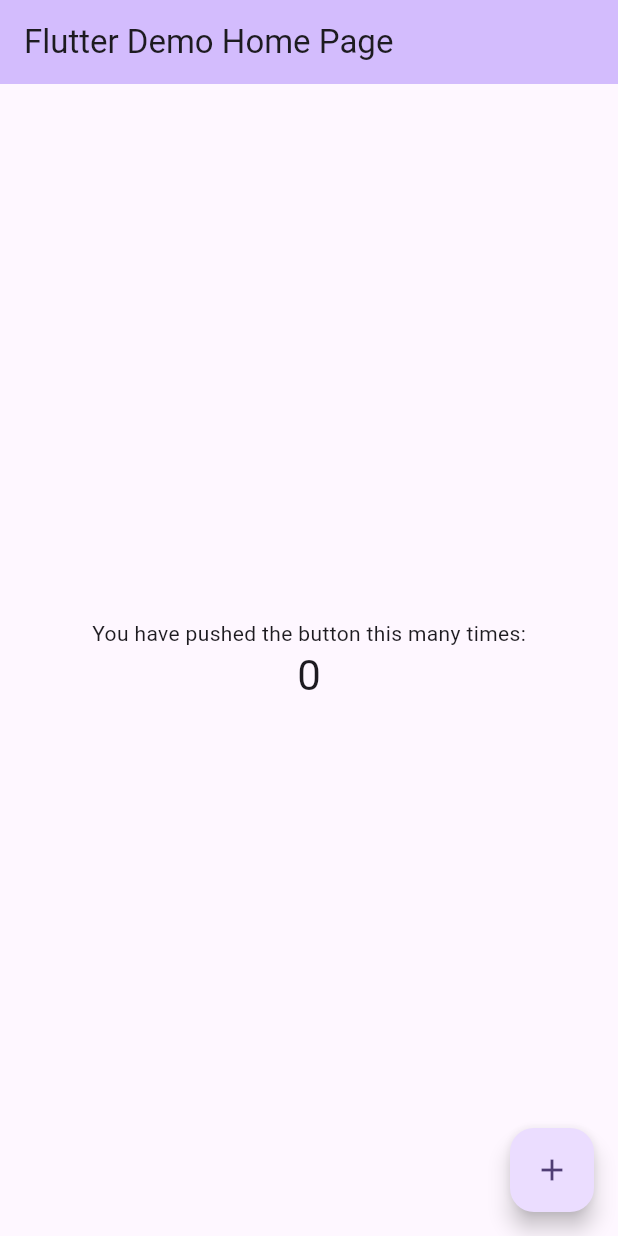
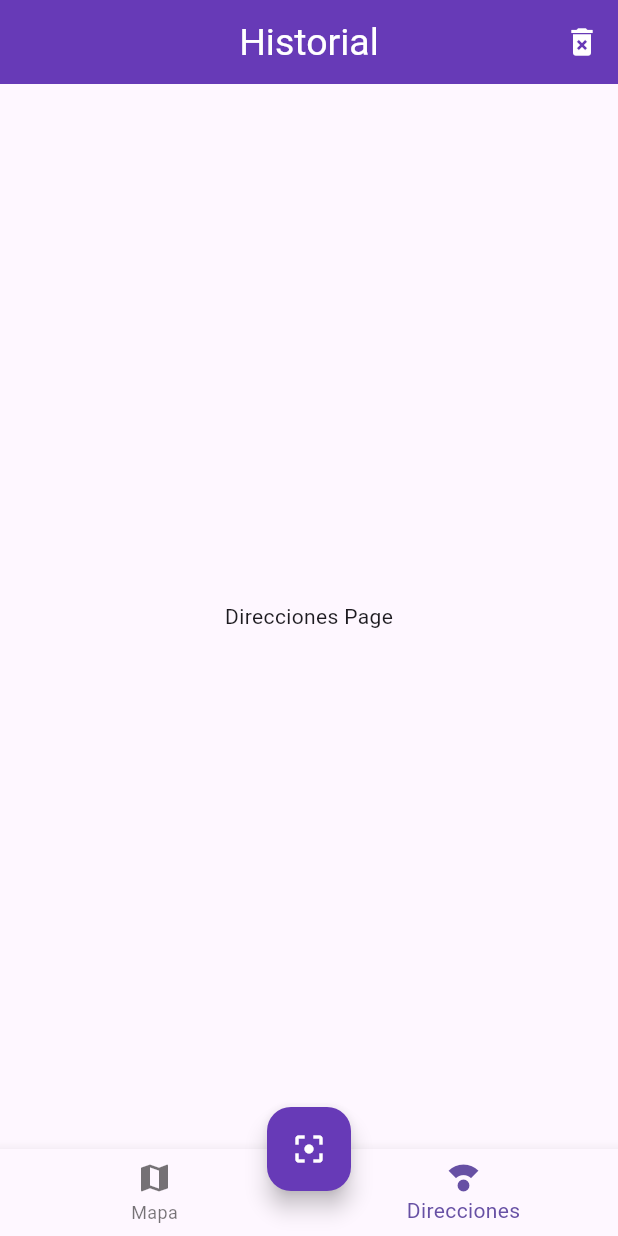
Before and after one commit to pCarboneroDev/practicasFlutter, a Flutter app: the screen it shows after launch, on a phone screen of 412 x 824 dp. Run offline on Flutter 3.47's test engine with Material 3 defaults, Android fonts, the phone set to English and light mode, and no system bars.

```diff
--- a/lib/main.dart
+++ b/lib/main.dart
@@ -1,122 +1,45 @@
 import 'package:flutter/material.dart';
+import 'package:practicas_flutter/pages/home_page.dart';
+import 'package:practicas_flutter/pages/map_page.dart';
+import 'package:practicas_flutter/providers/ui_provider.dart';
+import 'package:provider/provider.dart';
 
-void main() {
-  runApp(const MyApp());
-}
+void main() => runApp(const MyApp());
 
 class MyApp extends StatelessWidget {
   const MyApp({super.key});
 
-  // This widget is the root of your application.
   @override
   Widget build(BuildContext context) {
-    return MaterialApp(
-      title: 'Flutter Demo',
-      theme: ThemeData(
-        // This is the theme of your application.
-        //
-        // TRY THIS: Try running your application with "flutter run". You'll see
-        // the application has a purple toolbar. Then, without quitting the app,
-        // try changing the seedColor in the colorScheme below to Colors.green
-        // and then invoke "hot reload" (save your changes or press the "hot
-        // reload" button in a Flutter-supported IDE, or press "r" if you used
-        // the command line to start the app).
-        //
-        // Notice that the counter didn't reset back to zero; the application
-        // state is not lost during the reload. To reset the state, use hot
-        // restart instead.
-        //
-        // This works for code too, not just values: Most code changes can be
-        // tested with just a hot reload.
-        colorScheme: ColorScheme.fromSeed(seedColor: Colors.deepPurple),
+
+    return MultiProvider(
+      providers: [
+        ChangeNotifierProvider(
+          create: (context) => new UiProvider(),
+        )
+      ],
+
+      child: MaterialApp(
+        debugShowCheckedModeBanner: false,
+        title: 'Material App',
+        initialRoute: 'home',
+        routes: {
+          'home': (context) => HomePage(),
+          'maps': (context) => MapPage()
+        },
+        theme: ThemeData(
+          primaryColor: Colors.red,
+          floatingActionButtonTheme: FloatingActionButtonThemeData(
+            backgroundColor: Colors.deepPurple,
+            foregroundColor: Colors.white
+          ),
+          appBarTheme: AppBarTheme(
+            backgroundColor: Colors.deepPurple,
+            centerTitle: true,
+            titleTextStyle: TextStyle(color: Colors.white, fontSize: 25)
+          ),
+        )
       ),
-      home: const MyHomePage(title: 'Flutter Demo Home Page'),
     );
   }
 }
-
-class MyHomePage extends StatefulWidget {
-  const MyHomePage({super.key, required this.title});
-
-  // This widget is the home page of your application. It is stateful, meaning
-  // that it has a State object (defined below) that contains fields that affect
-  // how it looks.
-
-  // This class is the configuration for the state. It holds the values (in this
-  // case the title) provided by the parent (in this case the App widget) and
-  // used by the build method of the State. Fields in a Widget subclass are
-  // always marked "final".
-
-  final String title;
-
-  @override
-  State<MyHomePage> createState() => _MyHomePageState();
-}
-
-class _MyHomePageState extends State<MyHomePage> {
-  int _counter = 0;
-
-  void _incrementCounter() {
-    setState(() {
-      // This call to setState tells the Flutter framework that something has
-      // changed in this State, which causes it to rerun the build method below
-      // so that the display can reflect the updated values. If we changed
-      // _counter without calling setState(), then the build method would not be
-      // called again, and so nothing would appear to happen.
-      _counter++;
-    });
-  }
-
-  @override
-  Widget build(BuildContext context) {
-    // This method is rerun every time setState is called, for instance as done
-    // by the _incrementCounter method above.
-    //
-    // The Flutter framework has been optimized to make rerunning build methods
-    // fast, so that you can just rebuild anything that needs updating rather
-    // than having to individually change instances of widgets.
-    return Scaffold(
-      appBar: AppBar(
-        // TRY THIS: Try changing the color here to a specific color (to
-        // Colors.amber, perhaps?) and trigger a hot reload to see the AppBar
-        // change color while the other colors stay the same.
-        backgroundColor: Theme.of(context).colorScheme.inversePrimary,
-        // Here we take the value from the MyHomePage object that was created by
-        // the App.build method, and use it to set our appbar title.
-        title: Text(widget.title),
-      ),
-      body: Center(
-        // Center is a layout widget. It takes a single child and positions it
-        // in the middle of the parent.
-        child: Column(
-          // Column is also a layout widget. It takes a list of children and
-          // arranges them vertically. By default, it sizes itself to fit its
-          // children horizontally, and tries to be as tall as its parent.
-          //
-          // Column has various properties to control how it sizes itself and
-          // how it positions its children. Here we use mainAxisAlignment to
-          // center the children vertically; the main axis here is the vertical
-          // axis because Columns are vertical (the cross axis would be
-          // horizontal).
-          //
-          // TRY THIS: Invoke "debug painting" (choose the "Toggle Debug Paint"
-          // action in the IDE, or press "p" in the console), to see the
-          // wireframe for each widget.
-          mainAxisAlignment: MainAxisAlignment.center,
-          children: <Widget>[
-            const Text('You have pushed the button this many times:'),
-            Text(
-              '$_counter',
-              style: Theme.of(context).textTheme.headlineMedium,
-            ),
-          ],
-        ),
-      ),
-      floatingActionButton: FloatingActionButton(
-        onPressed: _incrementCounter,
-        tooltip: 'Increment',
-        child: const Icon(Icons.add),
-      ), // This trailing comma makes auto-formatting nicer for build methods.
-    );
-  }
-}
--- /dev/null
+++ b/lib/pages/direcciones_page.dart
@@ -0,0 +1,12 @@
+import 'package:flutter/material.dart';
+
+class DireccionesPage extends StatelessWidget {
+  const DireccionesPage({super.key});
+
+  @override
+  Widget build(BuildContext context) {
+    return Center(
+      child: Text('Direcciones Page'),
+    );
+  }
+}
--- /dev/null
+++ b/lib/pages/home_page.dart
@@ -0,0 +1,56 @@
+import 'package:flutter/material.dart';
+import 'package:practicas_flutter/pages/direcciones_page.dart';
+import 'package:practicas_flutter/pages/maps_page.dart';
+import 'package:practicas_flutter/providers/ui_provider.dart';
+import 'package:practicas_flutter/widgets/custom_navigatorBar.dart';
+import 'package:practicas_flutter/widgets/scan_button.dart';
+import 'package:provider/provider.dart';
+
+
+class HomePage extends StatelessWidget {
+  const HomePage({super.key});
+
+  @override
+  Widget build(BuildContext context) {
+    return Scaffold(
+      appBar: AppBar(
+        title: Text('Historial'),
+        actions: [
+          IconButton(
+            onPressed: () {
+
+            },
+            icon: Icon(Icons.delete_forever, color: Colors.white,)
+          )
+        ],
+      ),
+      body: _HomePageBody(),
+      bottomNavigationBar: CustomNavigationBar(),
+      floatingActionButton: ScanButton(),
+      floatingActionButtonLocation: FloatingActionButtonLocation.centerDocked,
+    );
+  }
+}
+
+
+class _HomePageBody extends StatelessWidget {
+
+  @override
+  Widget build(BuildContext context) {
+    // obtener selectedMenuOpt
+    final uiProvider = Provider.of<UiProvider>(context);
+
+    final currentIndex = uiProvider.selectedMenuOpc;
+
+    switch(currentIndex){
+      case 0:
+        return MapsPage();
+
+      case 1:
+        return DireccionesPage();
+
+      default:
+        return MapsPage();
+    }
+  }
+}
--- /dev/null
+++ b/lib/pages/map_page.dart
@@ -0,0 +1,14 @@
+import 'package:flutter/material.dart';
+
+class MapPage extends StatelessWidget {
+  const MapPage({super.key});
+
+  @override
+  Widget build(BuildContext context) {
+    return Scaffold(
+      body: Center(
+        child: Text('Map Page'),
+      ),
+    );
+  }
+}
--- /dev/null
+++ b/lib/pages/maps_page.dart
@@ -0,0 +1,12 @@
+import 'package:flutter/material.dart';
+
+class MapsPage extends StatelessWidget {
+  const MapsPage({super.key});
+
+  @override
+  Widget build(BuildContext context) {
+    return Center(
+      child: Text('Maps Page'),
+    );
+  }
+}
--- /dev/null
+++ b/lib/providers/ui_provider.dart
@@ -0,0 +1,14 @@
+import 'package:flutter/material.dart';
+
+class UiProvider extends ChangeNotifier {
+  int _selectedMenuOpt = 1;
+
+  int get selectedMenuOpc{
+    return this._selectedMenuOpt;
+  }
+
+  set selectedMenuOpt(int i){
+    this._selectedMenuOpt = i;
+    notifyListeners();
+  }
+}
--- /dev/null
+++ b/lib/widgets/custom_navigatorBar.dart
@@ -0,0 +1,30 @@
+import 'package:flutter/material.dart';
+import 'package:practicas_flutter/providers/ui_provider.dart';
+import 'package:provider/provider.dart';
+
+class CustomNavigationBar extends StatelessWidget {
+  const CustomNavigationBar({super.key});
+
+  @override
+  Widget build(BuildContext context) {
+  final uiProvider = Provider.of<UiProvider>(context);
+
+  final currentIndex = uiProvider.selectedMenuOpc;
+
+    return BottomNavigationBar(
+      onTap: (int i) => uiProvider.selectedMenuOpt = i,
+      currentIndex: currentIndex,
+      items: [
+        BottomNavigationBarItem(
+          icon: Icon(Icons.map),
+          label: 'Mapa'
+        ),
+
+        BottomNavigationBarItem(
+          icon: Icon(Icons.compass_calibration),
+          label: 'Direcciones'
+        )
+      ],
+    );
+  }
+}
--- /dev/null
+++ b/lib/widgets/scan_button.dart
@@ -0,0 +1,15 @@
+import 'package:flutter/material.dart';
+
+class ScanButton extends StatelessWidget {
+  const ScanButton({super.key});
+
+  @override
+  Widget build(BuildContext context) {
+    return FloatingActionButton(
+      onPressed: () {
+
+      },
+      child: Icon(Icons.filter_center_focus),
+    );
+  }
+}
--- a/pubspec.yaml
+++ b/pubspec.yaml
@@ -34,6 +34,7 @@ dependencies:
   # The following adds the Cupertino Icons font to your application.
   # Use with the CupertinoIcons class for iOS style icons.
   cupertino_icons: ^1.0.8
+  provider: ^6.1.2
 
 dev_dependencies:
   flutter_test:
```
Also changed, not shown: pubspec.lock.
